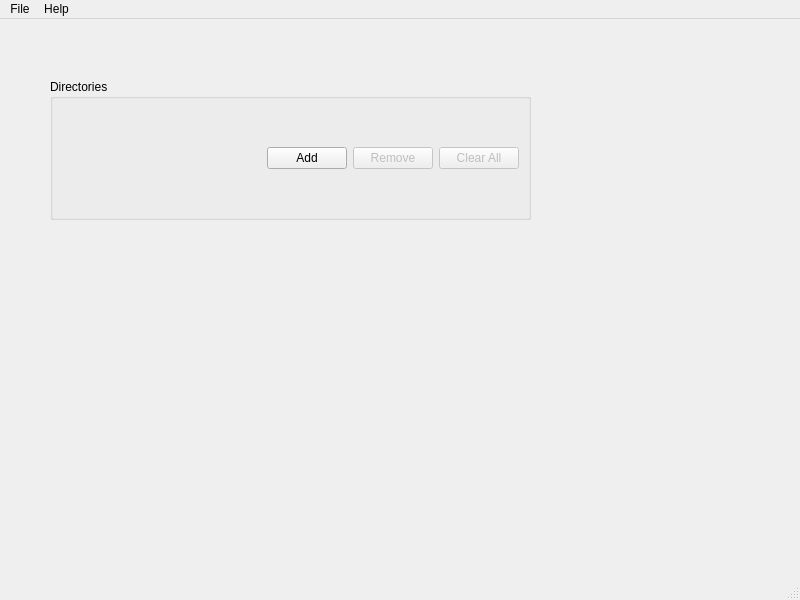
Before: the Qt Designer form src/mainwindow.ui in ecoates2/folco, drawn with Qt 5.
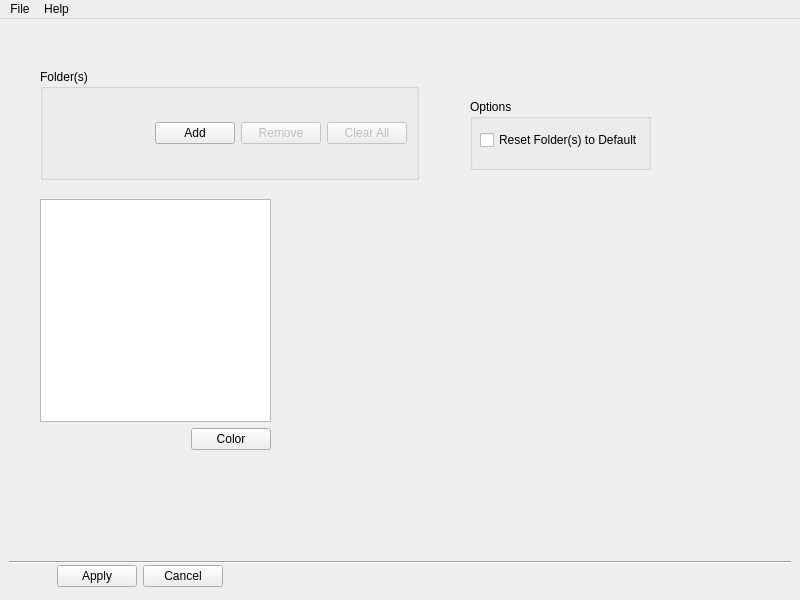
After: the same form once the commit is applied.

Commit message: More work on UI, added CustomizationManager class

What changed in the file:
```diff
--- a/src/mainwindow.ui
+++ b/src/mainwindow.ui
@@ -17,20 +17,98 @@
    <property name="acceptDrops">
     <bool>false</bool>
    </property>
+   <widget class="Line" name="line">
+    <property name="geometry">
+     <rect>
+      <x>9</x>
+      <y>535</y>
+      <width>782</width>
+      <height>16</height>
+     </rect>
+    </property>
+    <property name="orientation">
+     <enum>Qt::Horizontal</enum>
+    </property>
+   </widget>
+   <widget class="QWidget" name="horizontalLayoutWidget">
+    <property name="geometry">
+     <rect>
+      <x>9</x>
+      <y>544</y>
+      <width>214</width>
+      <height>26</height>
+     </rect>
+    </property>
+    <layout class="QHBoxLayout" name="horizontalLayout_2">
+     <item>
+      <spacer name="horizontalSpacer_2">
+       <property name="orientation">
+        <enum>Qt::Horizontal</enum>
+       </property>
+       <property name="sizeHint" stdset="0">
+        <size>
+         <width>40</width>
+         <height>20</height>
+        </size>
+       </property>
+      </spacer>
+     </item>
+     <item>
+      <widget class="QPushButton" name="pushButton">
+       <property name="text">
+        <string>Apply</string>
+       </property>
+      </widget>
+     </item>
+     <item>
+      <widget class="QPushButton" name="pushButton_2">
+       <property name="text">
+        <string>Cancel</string>
+       </property>
+      </widget>
+     </item>
+    </layout>
+   </widget>
+   <widget class="QGroupBox" name="groupBox">
+    <property name="geometry">
+     <rect>
+      <x>470</x>
+      <y>80</y>
+      <width>181</width>
+      <height>71</height>
+     </rect>
+    </property>
+    <property name="title">
+     <string>Options</string>
+    </property>
+    <widget class="QCheckBox" name="checkBox">
+     <property name="geometry">
+      <rect>
+       <x>10</x>
+       <y>30</y>
+       <width>171</width>
+       <height>22</height>
+      </rect>
+     </property>
+     <property name="text">
+      <string>Reset Folder(s) to Default</string>
+     </property>
+    </widget>
+   </widget>
    <widget class="QGroupBox" name="dirListGroup">
     <property name="geometry">
      <rect>
-      <x>50</x>
-      <y>60</y>
-      <width>481</width>
-      <height>141</height>
+      <x>40</x>
+      <y>50</y>
+      <width>379</width>
+      <height>111</height>
      </rect>
     </property>
     <property name="acceptDrops">
      <bool>false</bool>
     </property>
     <property name="title">
-     <string>Directories</string>
+     <string>Folder(s)</string>
     </property>
     <layout class="QVBoxLayout" name="verticalLayout_2">
      <item>
@@ -79,6 +157,45 @@
      </item>
     </layout>
    </widget>
+   <widget class="QWidget" name="verticalLayoutWidget">
+    <property name="geometry">
+     <rect>
+      <x>40</x>
+      <y>180</y>
+      <width>231</width>
+      <height>251</height>
+     </rect>
+    </property>
+    <layout class="QVBoxLayout" name="previewLayout">
+     <item>
+      <widget class="QGraphicsView" name="graphicsView"/>
+     </item>
+     <item>
+      <layout class="QHBoxLayout" name="horizontalLayout_3">
+       <item>
+        <spacer name="horizontalSpacer_3">
+         <property name="orientation">
+          <enum>Qt::Horizontal</enum>
+         </property>
+         <property name="sizeHint" stdset="0">
+          <size>
+           <width>40</width>
+           <height>20</height>
+          </size>
+         </property>
+        </spacer>
+       </item>
+       <item>
+        <widget class="QPushButton" name="pushButton_3">
+         <property name="text">
+          <string>Color</string>
+         </property>
+        </widget>
+       </item>
+      </layout>
+     </item>
+    </layout>
+   </widget>
   </widget>
   <widget class="QMenuBar" name="menubar">
    <property name="geometry">
@@ -105,7 +222,6 @@
    <addaction name="menuFile"/>
    <addaction name="menuHelp"/>
   </widget>
-  <widget class="QStatusBar" name="statusbar"/>
   <action name="actionExit">
    <property name="text">
     <string>E&amp;xit</string>
```
Left out of the diff: 9 changed lines with no effect on the pictures. The commit also changes 8 other files.
